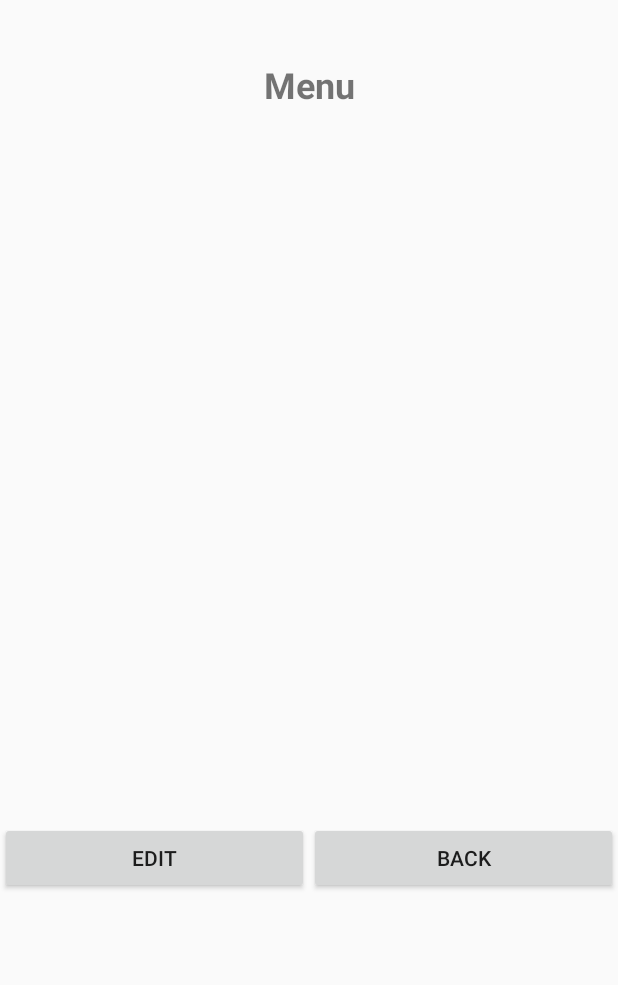
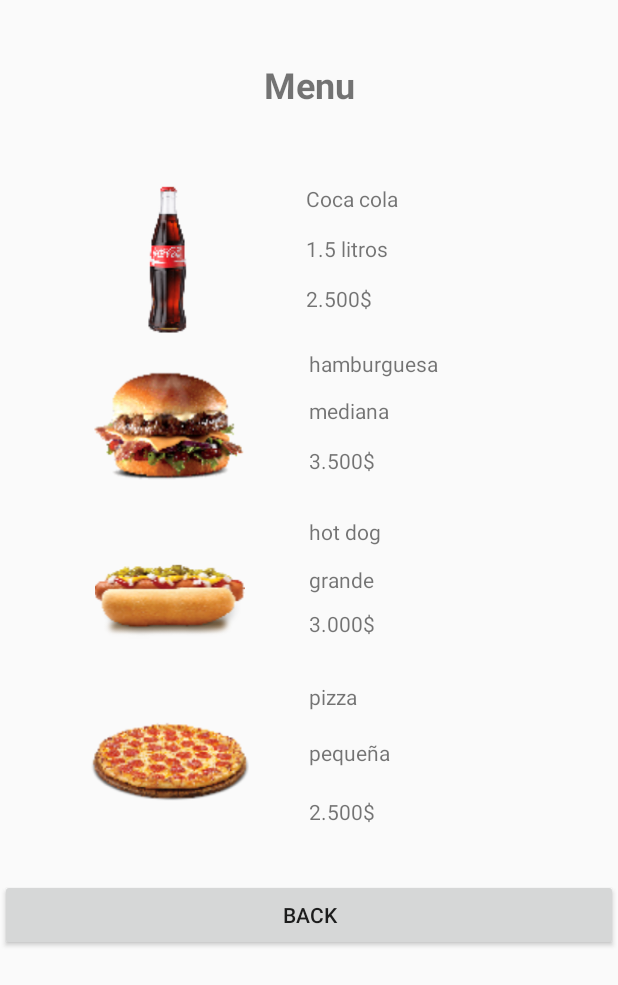
Before and after one commit to sgiraldo86/WapperFood2, an Android app: the MainActivity3 screen opened directly, with no data from a screen before it, on a phone screen of 412 x 824 dp. Shown: the top 985 px of the screen. Run offline under Robolectric (Android 15) with nearby library versions, the phone set to English and light mode, and no system bars.

Commit message:
table interface is created

```diff
--- a/app/src/main/java/com/example/wapperfood/MainActivity3.java
+++ b/app/src/main/java/com/example/wapperfood/MainActivity3.java
@@ -2,13 +2,29 @@ package com.example.wapperfood;
 
 import androidx.appcompat.app.AppCompatActivity;
 
+import android.content.Intent;
 import android.os.Bundle;
+import android.view.View;
+import android.widget.Button;
 
 public class MainActivity3 extends AppCompatActivity {
+
+    Button btn_back;
 
     @Override
     protected void onCreate(Bundle savedInstanceState) {
         super.onCreate(savedInstanceState);
         setContentView(R.layout.activity_main3);
+
+
+        btn_back = findViewById(R.id.btn_back);
+
+        btn_back.setOnClickListener(new View.OnClickListener() {
+            @Override
+            public void onClick(View view) {
+                startActivity(new Intent(MainActivity3.this,MainActivity2.class));
+            }
+        });
     }
+
 }
--- a/app/src/main/res/layout/activity_main3.xml
+++ b/app/src/main/res/layout/activity_main3.xml
@@ -22,22 +22,178 @@
             android:textSize="24sp"
             android:textStyle="bold" />
 
-        <androidx.recyclerview.widget.RecyclerView
+        <LinearLayout
             android:layout_width="match_parent"
-            android:layout_height="425dp"
-            android:contextClickable="false" />
+            android:layout_height="wrap_content"
+            android:layout_marginLeft="20dp"
+            android:layout_marginRight="20dp"
+            android:orientation="horizontal">
+
+            <ImageView
+                android:id="@+id/imageView"
+                android:layout_width="11dp"
+                android:layout_height="wrap_content"
+                android:layout_weight="1"
+                app:srcCompat="@drawable/cocacola100x100" />
+
+            <LinearLayout
+                android:layout_width="15dp"
+                android:layout_height="match_parent"
+                android:layout_weight="1"
+                android:orientation="vertical">
+
+                <TextView
+                    android:id="@+id/textView8"
+                    android:layout_width="match_parent"
+                    android:layout_height="wrap_content"
+                    android:layout_weight="1"
+                    android:text="Coca cola" />
+
+                <TextView
+                    android:id="@+id/textView5"
+                    android:layout_width="match_parent"
+                    android:layout_height="wrap_content"
+                    android:layout_weight="1"
+                    android:text="1.5 litros" />
+
+                <TextView
+                    android:id="@+id/textView9"
+                    android:layout_width="match_parent"
+                    android:layout_height="wrap_content"
+                    android:layout_weight="1"
+                    android:text="2.500$" />
+            </LinearLayout>
+
+        </LinearLayout>
 
         <LinearLayout
             android:layout_width="match_parent"
-            android:layout_height="match_parent"
+            android:layout_height="wrap_content"
+            android:layout_marginLeft="20dp"
+            android:layout_marginTop="10dp"
+            android:layout_marginRight="20dp"
             android:orientation="horizontal">
 
-            <Button
-                android:id="@+id/btn_edit"
-                android:layout_width="wrap_content"
+            <ImageView
+                android:id="@+id/imageView2"
+                android:layout_width="match_parent"
+                android:layout_height="match_parent"
+                android:layout_weight="1"
+                app:srcCompat="@drawable/hamburguesa100x100" />
+
+            <LinearLayout
+                android:layout_width="match_parent"
+                android:layout_height="match_parent"
+                android:layout_weight="1"
+                android:orientation="vertical">
+
+                <TextView
+                    android:id="@+id/textView12"
+                    android:layout_width="match_parent"
+                    android:layout_height="31dp"
+                    android:text="hamburguesa" />
+
+                <TextView
+                    android:id="@+id/textView11"
+                    android:layout_width="match_parent"
+                    android:layout_height="33dp"
+                    android:text="mediana" />
+
+                <TextView
+                    android:id="@+id/textView10"
+                    android:layout_width="match_parent"
+                    android:layout_height="37dp"
+                    android:text="3.500$" />
+            </LinearLayout>
+        </LinearLayout>
+
+        <LinearLayout
+            android:layout_width="match_parent"
+            android:layout_height="wrap_content"
+            android:layout_marginLeft="20dp"
+            android:layout_marginTop="10dp"
+            android:layout_marginRight="20dp"
+            android:orientation="horizontal">
+
+            <ImageView
+                android:id="@+id/imageView3"
+                android:layout_width="match_parent"
                 android:layout_height="wrap_content"
                 android:layout_weight="1"
-                android:text="edit" />
+                app:srcCompat="@drawable/hotdog100x100" />
+
+            <LinearLayout
+                android:layout_width="match_parent"
+                android:layout_height="match_parent"
+                android:layout_weight="1"
+                android:orientation="vertical">
+
+                <TextView
+                    android:id="@+id/textView13"
+                    android:layout_width="match_parent"
+                    android:layout_height="32dp"
+                    android:text="hot dog" />
+
+                <TextView
+                    android:id="@+id/textView14"
+                    android:layout_width="match_parent"
+                    android:layout_height="29dp"
+                    android:text="grande" />
+
+                <TextView
+                    android:id="@+id/textView15"
+                    android:layout_width="match_parent"
+                    android:layout_height="39dp"
+                    android:text="3.000$" />
+            </LinearLayout>
+        </LinearLayout>
+
+        <LinearLayout
+            android:layout_width="match_parent"
+            android:layout_height="106dp"
+            android:layout_marginLeft="20dp"
+            android:layout_marginTop="10dp"
+            android:layout_marginRight="20dp"
+            android:orientation="horizontal">
+
+            <ImageView
+                android:id="@+id/imageView5"
+                android:layout_width="match_parent"
+                android:layout_height="match_parent"
+                android:layout_weight="1"
+                app:srcCompat="@drawable/pizza100x100" />
+
+            <LinearLayout
+                android:layout_width="match_parent"
+                android:layout_height="match_parent"
+                android:layout_weight="1"
+                android:orientation="vertical">
+
+                <TextView
+                    android:id="@+id/textView16"
+                    android:layout_width="match_parent"
+                    android:layout_height="37dp"
+                    android:text="pizza " />
+
+                <TextView
+                    android:id="@+id/textView17"
+                    android:layout_width="match_parent"
+                    android:layout_height="39dp"
+                    android:text="pequeña" />
+
+                <TextView
+                    android:id="@+id/textView18"
+                    android:layout_width="match_parent"
+                    android:layout_height="31dp"
+                    android:text="2.500$" />
+            </LinearLayout>
+        </LinearLayout>
+
+        <LinearLayout
+            android:layout_width="match_parent"
+            android:layout_height="154dp"
+            android:layout_marginTop="25dp"
+            android:orientation="horizontal">
 
             <Button
                 android:id="@+id/btn_back"
```
Also changed, not shown: app/src/main/AndroidManifest.xml (+7 -0 lines), app/src/main/java/com/example/wapperfood/MainActivity2.java (+7 -0 lines), app/src/main/java/com/example/wapperfood/MainActivity4.java (added, +39 -0 lines), app/src/main/res/layout/activity_main4.xml (added, +61 -0 lines), app/src/main/res/drawable/cocacola100x100.png (added), app/src/main/res/drawable/hamburguesa100x100.png (added), app/src/main/res/drawable/hotdog100x100.png (added), app/src/main/res/drawable/pizza100x100.png (added), app/src/main/res/mipmap-xxxhdpi/mesa1.png (added), app/src/main/res/mipmap-xxxhdpi/mesa2.png (added), app/src/main/res/mipmap-xxxhdpi/mesa3.png (added), app/src/main/res/mipmap-xxxhdpi/mesa4.png (added), app/src/main/res/mipmap-xxxhdpi/mesa5.png (added), app/src/main/res/mipmap-xxxhdpi/mesa6.png (added).
